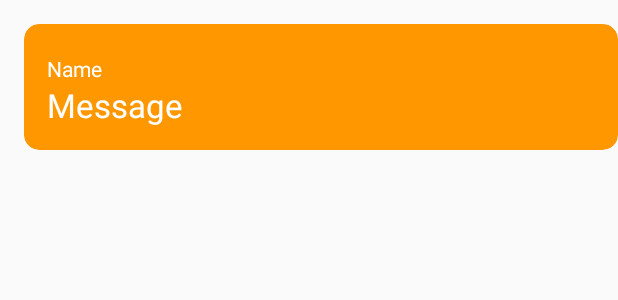
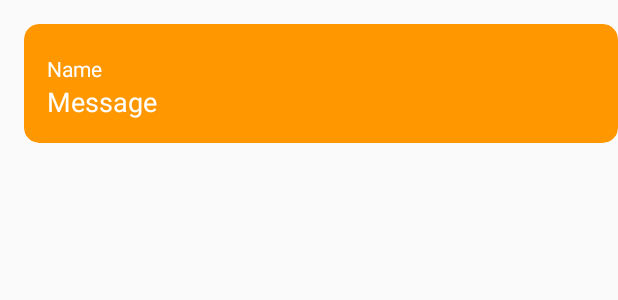
Before and after one commit to hmz-ak/Chat-Application, an Android app: the layout item_message.xml on its own in the app's theme, with its tools: preview values and no code run, on a phone screen of 412 x 824 dp. Shown: the top 300 px of the screen. Run offline under Robolectric (Android 15) with nearby library versions, the phone set to English and light mode, and no system bars.

Commit message:
xml file updated

```diff
--- a/app/src/main/java/com/google/firebase/udacity/friendlychat/MainActivity.java
+++ b/app/src/main/java/com/google/firebase/udacity/friendlychat/MainActivity.java
@@ -151,7 +151,7 @@ public class MainActivity extends AppCompatActivity {
                     startActivityForResult(
                             AuthUI.getInstance()
                                     .createSignInIntentBuilder()
-                                    .setIsSmartLockEnabled(false)
+                                    .setIsSmartLockEnabled(false,true)
                                     .setAvailableProviders(Arrays.asList(
                                             new AuthUI.IdpConfig.GoogleBuilder().build(),
                                             new AuthUI.IdpConfig.EmailBuilder().build()
--- a/app/src/main/res/layout/item_message.xml
+++ b/app/src/main/res/layout/item_message.xml
@@ -28,7 +28,6 @@
                 android:id="@+id/photoImageView"
                 android:layout_width="match_parent"
                 android:layout_height="wrap_content"
-
                 android:adjustViewBounds="true" />
 
             <TextView
@@ -38,7 +37,7 @@
                 android:layout_weight="0"
                 android:textAppearance="?android:attr/textAppearanceSmall"
                 android:textColor="#FFFFFF"
-                android:textFontWeight="10"
+                android:textFontWeight="11"
                 tools:text="Name" />
 
             <TextView
@@ -46,7 +45,7 @@
                 android:layout_width="wrap_content"
                 android:layout_height="wrap_content"
                 android:layout_weight="0"
-                android:textAppearance="?android:attr/textAppearanceLarge"
+                android:textAppearance="?android:attr/textAppearanceMedium"
                 android:textColor="#FFFFFF"
                 tools:text="Message" />
         </LinearLayout>
```
Also changed, not shown: 1 other file.
